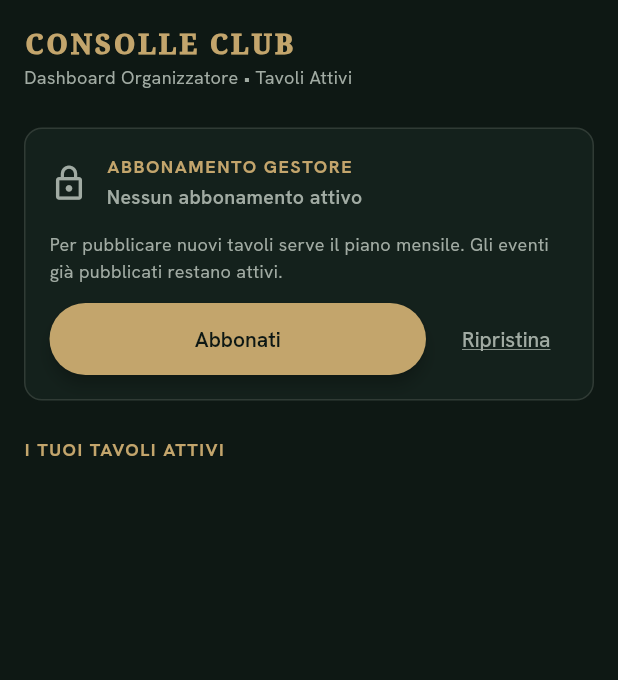
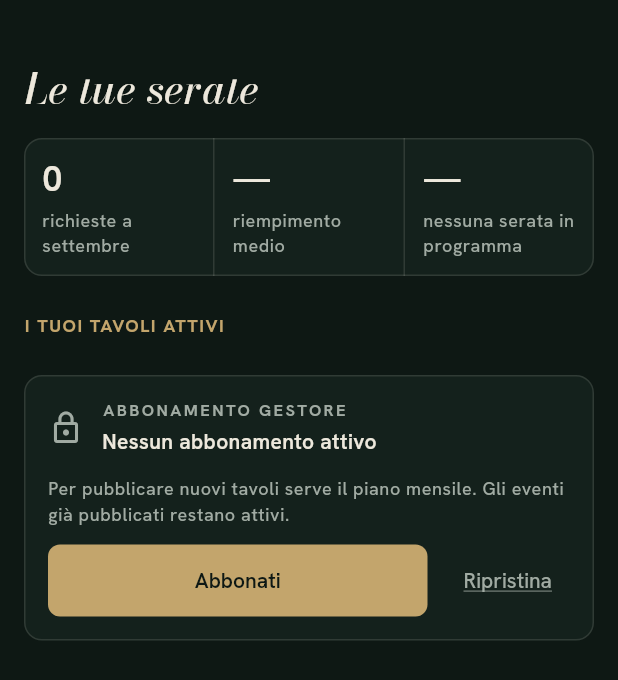
Before and after one commit to Fuchs665/Ecora-2.0, a Flutter app: the ClubDashboardScreen screen opened directly with empty values, on a phone screen of 412 x 824 dp. Shown: the top 680 px of the screen. Run offline on Flutter 3.47's test engine with Material 3 defaults, Android fonts, the phone set to English and light mode, and no system bars; our stand-ins replace firebase_core, firebase_messaging, image_picker, in_app_purchase, local_auth, supabase_flutter; accounts and stored records are empty.

Commit message:
feat(dashboard): fascia metriche + abbonamento declassato (Blocco C.1)
Dashboard gestore secondo la tavola "Serate" della tela "Dashboard
gestore Ecora":
- intestazione "NOME LOCALE · CITTÀ / Le tue serate" con i token v2
- tre metriche sotto l'intestazione: richieste del mese, riempimento
  medio (solo serate concluse), confermati alla prossima serata;
  calcolate dai notifier già caricati, nessuna query nuova
- abbonamento in fondo: riga discreta con "Gestisci" (Google Play)
  quando attivo, card con acquisto/ripristino quando non lo è
- la lista mostra solo le serate del gestore: get_events_with_stats()
  restituisce gli eventi pubblicati di tutti i locali
- SupabaseParticipationRequest legge created_at
- EcoraTextStyles.metric, date italiane in lib/italian_dates.dart
- piano: C.1 fatto, "Tavoli" diventa "Serate" in C.3, nuovo C.5

Solo interfaccia sul pagamento: acquisto, ripristino, servizio,
edge function e RLS invariati.

Co-Authored-By: Claude Opus 5.5 <noreply@anthropic.com>
Claude-Session: https://claude.ai/code/session_01PhYePoVfMbsfReGxbfbnG4

```diff
--- a/lib/gestore_dashboard.dart
+++ b/lib/gestore_dashboard.dart
@@ -3,6 +3,7 @@ import 'package:flutter/material.dart';
 import 'package:image_picker/image_picker.dart';
 import 'main.dart';
 import 'client_navigation_hub.dart' show ChatRoomCard;
+import 'gestore_metrics.dart';
 import 'profile_gallery.dart';
 import 'subscription_panel.dart';
 import 'subscription_service.dart';
@@ -71,6 +72,7 @@ class _GestoreDashboardState extends State<GestoreDashboard> {
             valueListenable: EcoraDataService.instance.eventsNotifier,
             builder: (context, events, _) {
               return ClubDashboardScreen(
+                host: hostProfile,
                 events: events,
                 requests: requests,
                 onSelectRequestInspector: () {
@@ -222,51 +224,59 @@ class _GestoreDashboardState extends State<GestoreDashboard> {
 // --- SUB-SCREEN 1: OWNER FEED SCREEN (CLUB DASHBOARD) ---
 
 class ClubDashboardScreen extends StatelessWidget {
+  final SupabaseProfile host;
   final List<SupabaseEvent> events;
   final List<SupabaseParticipationRequest> requests;
   final VoidCallback onSelectRequestInspector;
 
   const ClubDashboardScreen({
     Key? key,
+    required this.host,
     required this.events,
     required this.requests,
     required this.onSelectRequestInspector,
   }) : super(key: key);
 
+  /// "ARCADIA CLUB · BOLOGNA": nome del locale e città, se nota.
+  String get _venueOverline {
+    final city = host.genericLocation;
+    final venue = (city == null || city.trim().isEmpty)
+        ? host.fullName
+        : "${host.fullName} · $city";
+    return venue.toUpperCase();
+  }
+
   @override
   Widget build(BuildContext context) {
     final pendingCount = requests.where((r) => r.status == 'pending').length;
+    // La RPC restituisce gli eventi pubblicati di tutti i locali.
+    final hostEvents = eventsHostedBy(events, host.id);
+    final metrics = computeGestoreMetrics(
+      hostEvents: hostEvents,
+      requests: requests,
+      now: DateTime.now(),
+    );
+    final textTheme = Theme.of(context).textTheme;
 
     return Scaffold(
       body: SafeArea(
         child: ListView(
-          padding: const EdgeInsets.all(16),
+          padding: const EdgeInsets.fromLTRB(
+            EcoraSpace.s16,
+            EcoraSpace.s24,
+            EcoraSpace.s16,
+            EcoraSpace.s16,
+          ),
           children: [
-            // Club Info Console banner Header
-            const Column(
-              crossAxisAlignment: CrossAxisAlignment.start,
-              children: [
-                Text(
-                  "CONSOLLE CLUB",
-                  style: TextStyle(
-                    fontWeight: FontWeight.w900,
-                    fontSize: 18,
-                    letterSpacing: 2.0,
-                    color: premiumGold,
-                    fontFamily: 'Serif',
-                  ),
-                ),
-                Text(
-                  "Dashboard Organizzatore • Tavoli Attivi",
-                  style: TextStyle(fontSize: 12, color: textSecondary),
-                ),
-              ],
-            ),
-            const SizedBox(height: 24),
+            // Intestazione (tavola "Serate")
+            Text(_venueOverline, style: textTheme.labelSmall),
+            const SizedBox(height: EcoraSpace.s4),
+            Text("Le tue serate", style: textTheme.displayMedium),
+            const SizedBox(height: EcoraSpace.s16),
 
-            // Stato abbonamento (Block 5.4): CTA di acquisto quando manca.
-            const SubscriptionStatusCard(),
-            const SizedBox(height: 24),
+            // Tre numeri prima di ogni altra cosa (Blocco C.1).
+            GestoreMetricsStrip(metrics: metrics),
+            const SizedBox(height: EcoraSpace.s24),
 
             // Red Alert banner if guests are pending review
             if (pendingCount > 0) ...[
@@ -325,7 +335,7 @@ class ClubDashboardScreen extends StatelessWidget {
             const SizedBox(height: 12),
 
             // Active list of table events for the club host
-            ...events.map((event) {
+            ...hostEvents.map((event) {
               final eventInquiries = requests
                   .where((r) => r.eventId == event.id && r.status == 'pending')
                   .length;
@@ -403,6 +413,11 @@ class ClubDashboardScreen extends StatelessWidget {
                 ),
               );
             }).toList(),
+            const SizedBox(height: EcoraSpace.s12),
+
+            // Abbonamento declassato (Blocco C.1): riga discreta se attivo,
+            // card con acquisto se non attivo.
+            const SubscriptionStatusCard(),
           ],
         ),
       ),
--- /dev/null
+++ b/lib/gestore_metrics.dart
@@ -0,0 +1,195 @@
+import 'dart:math' as math;
+
+import 'package:flutter/material.dart';
+import 'italian_dates.dart';
+import 'models.dart';
+import 'theme.dart';
+
+// Fascia metriche della dashboard gestore (Blocco C.1, tavola "Serate").
+// Tutto viene da eventsNotifier + requestsNotifier già caricati: nessuna
+// query in più.
+
+/// Gli eventi del gestore [hostId]. `get_events_with_stats()` restituisce
+/// tutti gli eventi pubblicati, anche quelli degli altri locali. Pura.
+List<SupabaseEvent> eventsHostedBy(List<SupabaseEvent> events, String hostId) {
+  return events.where((e) => e.organizerId == hostId).toList();
+}
+
+/// "richieste a ottobre"; "ad" solo davanti ad a- ("ad aprile"). Pura.
+String requestsMonthLabel(DateTime now) {
+  final month = italianMonthName(now);
+  final preposition = month.startsWith('a') ? 'ad' : 'a';
+  return 'richieste $preposition $month';
+}
+
+/// Etichetta degli ospiti confermati alla prossima serata: "stasera" se è
+/// oggi, il giorno della settimana entro 6 giorni, la data oltre. Pura.
+String nextEventLabel(DateTime? eventDate, DateTime now) {
+  if (eventDate == null) return 'nessuna serata in programma';
+  // Giorni di calendario contati in UTC: il cambio d'ora non li sposta.
+  final days = DateTime.utc(eventDate.year, eventDate.month, eventDate.day)
+      .difference(DateTime.utc(now.year, now.month, now.day))
+      .inDays;
+  if (days <= 0) return 'confermati stasera';
+  if (days < 7) return 'confermati ${italianWeekdayName(eventDate)}';
+  return 'confermati ${italianDayMonth(eventDate)}';
+}
+
+/// I tre numeri della fascia. Pura, testabile.
+class GestoreMetrics {
+  /// Richieste di qualunque stato ricevute nel mese di [computedAt].
+  final int requestsThisMonth;
+
+  /// Media di confermati/posti sulle serate già concluse, tra 0 e 1.
+  /// Null se non ce n'è nessuna.
+  final double? averageFill;
+
+  /// La serata futura più vicina, con la sua data in ora locale.
+  final SupabaseEvent? nextEvent;
+  final DateTime? nextEventDate;
+
+  final DateTime computedAt;
+
+  const GestoreMetrics({
+    required this.requestsThisMonth,
+    required this.averageFill,
+    required this.nextEvent,
+    required this.nextEventDate,
+    required this.computedAt,
+  });
+
+  String get requestsValue => '$requestsThisMonth';
+  String get requestsLabel => requestsMonthLabel(computedAt);
+
+  String get fillValue {
+    final fill = averageFill;
+    return fill == null ? '—' : '${(fill * 100).round()}%';
+  }
+
+  String get fillLabel => 'riempimento medio';
+
+  String get nextValue {
+    final event = nextEvent;
+    if (event == null) return '—';
+    return '${event.currentApprovedCount}/${event.maxParticipants}';
+  }
+
+  String get nextLabel => nextEventLabel(nextEventDate, computedAt);
+}
+
+/// Calcola le metriche. [hostEvents] sono già filtrati con [eventsHostedBy];
+/// [requests] sono quelle del gestore (fetchHostRequests). Pura.
+GestoreMetrics computeGestoreMetrics({
+  required List<SupabaseEvent> hostEvents,
+  required List<SupabaseParticipationRequest> requests,
+  required DateTime now,
+}) {
+  final requestsThisMonth = requests.where((r) {
+    final created = r.createdAt;
+    return created != null &&
+        created.year == now.year &&
+        created.month == now.month;
+  }).length;
+
+  final fills = <double>[];
+  SupabaseEvent? nextEvent;
+  DateTime? nextEventDate;
+  for (final event in hostEvents) {
+    final date = DateTime.tryParse(event.eventDate)?.toLocal();
+    if (date == null) continue;
+    if (date.isBefore(now)) {
+      if (event.maxParticipants > 0) {
+        fills.add(math.min(1.0, event.tableCompletionPercentage));
+      }
+    } else if (nextEventDate == null || date.isBefore(nextEventDate)) {
+      nextEvent = event;
+      nextEventDate = date;
+    }
+  }
+
+  return GestoreMetrics(
+    requestsThisMonth: requestsThisMonth,
+    averageFill:
+        fills.isEmpty ? null : fills.reduce((a, b) => a + b) / fills.length,
+    nextEvent: nextEvent,
+    nextEventDate: nextEventDate,
+    computedAt: now,
+  );
+}
+
+/// Tre celle affiancate sotto l'intestazione della dashboard.
+class GestoreMetricsStrip extends StatelessWidget {
+  final GestoreMetrics metrics;
+
+  const GestoreMetricsStrip({Key? key, required this.metrics})
+      : super(key: key);
+
+  @override
+  Widget build(BuildContext context) {
+    return Card(
+      child: IntrinsicHeight(
+        child: Row(
+          crossAxisAlignment: CrossAxisAlignment.stretch,
+          children: [
+            Expanded(
+              child: _MetricCell(
+                value: metrics.requestsValue,
+                label: metrics.requestsLabel,
+              ),
+            ),
+            const VerticalDivider(width: 1, thickness: 1),
+            Expanded(
+              child: _MetricCell(
+                value: metrics.fillValue,
+                label: metrics.fillLabel,
+              ),
+            ),
+            const VerticalDivider(width: 1, thickness: 1),
+            Expanded(
+              child: _MetricCell(
+                value: metrics.nextValue,
+                label: metrics.nextLabel,
+              ),
+            ),
+          ],
+        ),
+      ),
+    );
+  }
+}
+
+class _MetricCell extends StatelessWidget {
+  final String value;
+  final String label;
+
+  const _MetricCell({required this.value, required this.label});
+
+  @override
+  Widget build(BuildContext context) {
+    // Una sola frase per lo screen reader: "64, richieste a ottobre".
+    return MergeSemantics(
+      child: Padding(
+        padding: const EdgeInsets.all(EcoraSpace.s12),
+        child: Column(
+          crossAxisAlignment: CrossAxisAlignment.start,
+          mainAxisSize: MainAxisSize.min,
+          children: [
+            // "128/150" non deve andare a capo: si rimpicciolisce.
+            FittedBox(
+              fit: BoxFit.scaleDown,
+              alignment: Alignment.centerLeft,
+              child: Text(value, style: EcoraTextStyles.metric, maxLines: 1),
+            ),
+            const SizedBox(height: EcoraSpace.s4),
+            Text(
+              label,
+              style: Theme.of(context).textTheme.bodySmall,
+              maxLines: 2,
+              overflow: TextOverflow.ellipsis,
+            ),
+          ],
+        ),
+      ),
+    );
+  }
+}
--- a/lib/models.dart
+++ b/lib/models.dart
@@ -172,11 +172,15 @@ class SupabaseParticipationRequest {
   final String eventId;
   final String status; // 'pending', 'approved', 'rejected'
 
+  /// Momento dell'invio, in ora locale. Null se assente o illeggibile.
+  final DateTime? createdAt;
+
   SupabaseParticipationRequest({
     required this.id,
     required this.userId,
     required this.eventId,
     required this.status,
+    this.createdAt,
   });
 
   SupabaseParticipationRequest copyWith({
@@ -184,12 +188,14 @@ class SupabaseParticipationRequest {
     String? userId,
     String? eventId,
     String? status,
+    DateTime? createdAt,
   }) {
     return SupabaseParticipationRequest(
       id: id ?? this.id,
       userId: userId ?? this.userId,
       eventId: eventId ?? this.eventId,
       status: status ?? this.status,
+      createdAt: createdAt ?? this.createdAt,
     );
   }
 
@@ -200,6 +206,8 @@ class SupabaseParticipationRequest {
       userId: row['user_id']?.toString() ?? '',
       eventId: row['event_id']?.toString() ?? '',
       status: row['status']?.toString() ?? 'pending',
+      createdAt:
+          DateTime.tryParse(row['created_at']?.toString() ?? '')?.toLocal(),
     );
   }
 }
--- a/lib/subscription_panel.dart
+++ b/lib/subscription_panel.dart
@@ -1,4 +1,6 @@
 import 'package:flutter/material.dart';
+import 'package:url_launcher/url_launcher.dart';
+import 'italian_dates.dart';
 import 'subscription_service.dart';
 import 'theme.dart';
 
@@ -25,6 +27,40 @@ String subscriptionStatusLabel(SubscriptionStatus? status, DateTime now) {
       : "Attivo fino al $date";
 }
 
+/// Riga discreta della dashboard quando l'abbonamento è attivo (Blocco
+/// C.1): "Abbonamento attivo fino al 12 novembre". Pura.
+String subscriptionActiveLine(SubscriptionStatus status) {
+  final expiry = status.expiryTime?.toLocal();
+  if (expiry == null) return "Abbonamento attivo";
+  return status.autoRenewing
+      ? "Abbonamento attivo · si rinnova ${italianDayMonth(expiry)}"
+      : "Abbonamento attivo fino ${italianDayMonth(expiry, afterA: true)}";
+}
+
+/// Pagina di Google Play dove il gestore rinnova o disdice il piano.
+final Uri kManageSubscriptionUri = Uri.https(
+  'play.google.com',
+  '/store/account/subscriptions',
+  {'sku': kSubscriptionProductId, 'package': 'com.ecora.app'},
+);
+
+Future<void> _openManageSubscription(BuildContext context) async {
+  bool opened;
+  try {
+    opened = await launchUrl(
+      kManageSubscriptionUri,
+      mode: LaunchMode.externalApplication,
+    );
+  } catch (_) {
+    opened = false;
+  }
+  if (!opened && context.mounted) {
+    ScaffoldMessenger.of(context).showSnackBar(
+      const SnackBar(content: Text("Impossibile aprire Google Play.")),
+    );
+  }
+}
+
 Future<void> _startPurchase(BuildContext context) async {
   final error = await EcoraSubscriptionService.instance.buySubscription();
   if (error != null && context.mounted) {
@@ -41,9 +77,10 @@ Future<void> _startRestore(BuildContext context) async {
   }
 }
 
-/// Card "ABBONAMENTO GESTORE" per la dashboard: stato corrente, CTA di
-/// acquisto/ripristino quando serve, feedback del flusso asincrono
-/// (purchaseStream) con dismiss manuale.
+/// Abbonamento nella dashboard, declassato sotto la lista (Blocco C.1).
+/// Attivo: una riga discreta con il link "Gestisci". Non attivo: la card
+/// "ABBONAMENTO GESTORE" con acquisto e ripristino. In entrambi i casi il
+/// feedback del flusso asincrono (purchaseStream) con dismiss manuale.
 class SubscriptionStatusCard extends StatelessWidget {
   const SubscriptionStatusCard({Key? key}) : super(key: key);
 
@@ -53,106 +90,153 @@ class SubscriptionStatusCard extends StatelessWidget {
     return ValueListenableBuilder<SubscriptionStatus?>(
       valueListenable: service.statusNotifier,
       builder: (context, status, _) {
-        final active = status?.isActiveAt(DateTime.now()) ?? false;
-        return Container(
-          decoration: ecoraCardDecoration(),
-          padding: const EdgeInsets.all(16),
+        final now = DateTime.now();
+        if (status != null && status.isActiveAt(now)) {
+          return _ActiveSubscriptionLine(status: status);
+        }
+        return _InactiveSubscriptionCard(status: status, now: now);
+      },
+    );
+  }
+}
+
+class _ActiveSubscriptionLine extends StatelessWidget {
+  final SubscriptionStatus status;
+
+  const _ActiveSubscriptionLine({required this.status});
+
+  @override
+  Widget build(BuildContext context) {
+    final bodySmall = Theme.of(context).textTheme.bodySmall;
+    return Column(
+      crossAxisAlignment: CrossAxisAlignment.start,
+      children: [
+        Wrap(
+          crossAxisAlignment: WrapCrossAlignment.center,
+          children: [
+            Text(
+              "${subscriptionActiveLine(status)} ·",
+              style: bodySmall?.copyWith(color: EcoraColors.inkSubtle),
+            ),
+            TextButton(
+              style: TextButton.styleFrom(
+                textStyle: bodySmall?.copyWith(
+                  decoration: TextDecoration.underline,
+                  decorationColor: EcoraColors.inkMuted,
+                ),
+              ),
+              onPressed: () => _openManageSubscription(context),
+              child: const Text("Gestisci"),
+            ),
+          ],
+        ),
+        const _PurchaseFeedback(),
+      ],
+    );
+  }
+}
+
+class _InactiveSubscriptionCard extends StatelessWidget {
+  final SubscriptionStatus? status;
+  final DateTime now;
+
+  const _InactiveSubscriptionCard({required this.status, required this.now});
+
+  @override
+  Widget build(BuildContext context) {
+    final textTheme = Theme.of(context).textTheme;
+    return Card(
+      child: Padding(
+        padding: const EdgeInsets.all(EcoraSpace.s16),
         child: Column(
           crossAxisAlignment: CrossAxisAlignment.start,
           children: [
             Row(
               children: [
-                  Icon(
-                    active ? Icons.workspace_premium : Icons.lock_outline,
-                    color: active ? premiumGold : textSecondary,
-                    size: 26,
+                const Icon(
+                  Icons.lock_outline,
+                  color: EcoraColors.inkMuted,
+                  size: 24,
                 ),
-                  const SizedBox(width: 12),
+                const SizedBox(width: EcoraSpace.s12),
                 Expanded(
                   child: Column(
                     crossAxisAlignment: CrossAxisAlignment.start,
                     children: [
-                        const Text(
-                          "ABBONAMENTO GESTORE",
-                          style: TextStyle(
-                            fontWeight: FontWeight.bold,
-                            fontSize: 12,
-                            color: premiumGold,
-                            letterSpacing: 1.0,
-                          ),
-                        ),
-                        const SizedBox(height: 2),
+                      Text("ABBONAMENTO GESTORE", style: textTheme.labelSmall),
+                      const SizedBox(height: EcoraSpace.s4),
                       Text(
-                          subscriptionStatusLabel(status, DateTime.now()),
-                          style: TextStyle(
-                            fontSize: 13,
-                            color: active ? textPrimary : textSecondary,
-                            fontWeight: FontWeight.w600,
-                          ),
+                        subscriptionStatusLabel(status, now),
+                        style: textTheme.bodyMedium
+                            ?.copyWith(fontWeight: FontWeight.w600),
                       ),
                     ],
                   ),
                 ),
               ],
             ),
-              if (!active) ...[
-                const SizedBox(height: 12),
-                const Text(
+            const SizedBox(height: EcoraSpace.s12),
+            Text(
               "Per pubblicare nuovi tavoli serve il piano mensile. "
               "Gli eventi già pubblicati restano attivi.",
-                  style: TextStyle(fontSize: 12, color: textSecondary),
+              style: textTheme.bodySmall,
             ),
-                const SizedBox(height: 12),
+            const SizedBox(height: EcoraSpace.s12),
             Row(
               children: [
                 Expanded(
                   child: ElevatedButton(
-                        style: ecoraPrimaryButtonStyle(),
                     onPressed: () => _startPurchase(context),
                     child: const Text("Abbonati"),
                   ),
                 ),
-                    const SizedBox(width: 12),
+                const SizedBox(width: EcoraSpace.s12),
                 TextButton(
                   onPressed: () => _startRestore(context),
-                      child: const Text(
-                        "Ripristina",
-                        style: TextStyle(color: textSecondary),
-                      ),
+                  child: const Text("Ripristina"),
                 ),
               ],
             ),
+            const _PurchaseFeedback(),
           ],
-              ValueListenableBuilder<String?>(
+        ),
+      ),
+    );
+  }
+}
+
+/// Esito del flusso d'acquisto, chiudibile a mano.
+class _PurchaseFeedback extends StatelessWidget {
+  const _PurchaseFeedback();
+
+  @override
+  Widget build(BuildContext context) {
+    final service = EcoraSubscriptionService.instance;
+    return ValueListenableBuilder<String?>(
       valueListenable: service.feedbackNotifier,
       builder: (context, feedback, _) {
         if (feedback == null) return const SizedBox.shrink();
         return Padding(
-                    padding: const EdgeInsets.only(top: 12),
+          padding: const EdgeInsets.only(top: EcoraSpace.s12),
           child: Row(
             children: [
               const Icon(Icons.info_outline,
-                            color: premiumGold, size: 16),
-                        const SizedBox(width: 8),
+                  color: EcoraColors.brass, size: 16),
+              const SizedBox(width: EcoraSpace.s8),
               Expanded(
                 child: Text(
                   feedback,
-                            style: const TextStyle(
-                                fontSize: 12, color: textPrimary),
+                  style: Theme.of(context)
+                      .textTheme
+                      .bodySmall
+                      ?.copyWith(color: EcoraColors.ink),
                 ),
               ),
               IconButton(
+                tooltip: "Chiudi",
                 icon: const Icon(Icons.close,
-                              color: textSecondary, size: 16),
-                          padding: EdgeInsets.zero,
-                          constraints: const BoxConstraints(),
-                          onPressed: () =>
-                              service.feedbackNotifier.value = null,
-                        ),
-                      ],
-                    ),
-                  );
-                },
+                    color: EcoraColors.inkMuted, size: 16),
+                onPressed: () => service.feedbackNotifier.value = null,
               ),
             ],
           ),
--- a/lib/theme.dart
+++ b/lib/theme.dart
@@ -185,6 +185,18 @@ abstract class EcoraTextStyles {
     fontWeight: FontWeight.w600,
     letterSpacing: 3.6,
     color: EcoraColors.brass,
+  );
+
+  /// Numero di una metrica (fascia della dashboard gestore): cifre tabulari
+  /// perché i valori cambiano senza far ballare la riga. Non ancora nel
+  /// design system su claude.ai: nasce dalla tavola "Serate".
+  static const TextStyle metric = TextStyle(
+    fontFamily: _kUiFont,
+    fontSize: 24,
+    height: 30 / 24,
+    fontWeight: FontWeight.w600,
+    fontFeatures: [FontFeature.tabularFigures()],
+    color: EcoraColors.ink,
   );
 }
 
```
Also changed, not shown: lib/italian_dates.dart (added, +50 -0 lines), 4 other files. Lines whose indentation alone changed are shown as unchanged.
